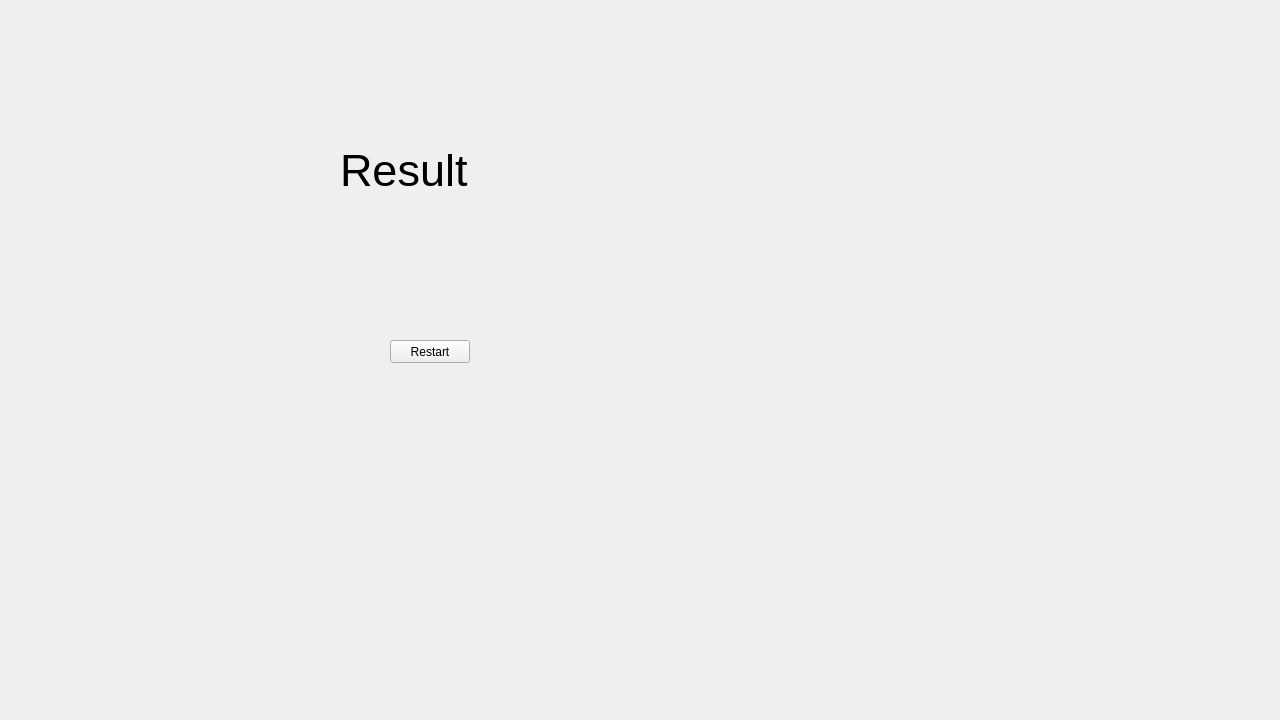
Qt form ffmpeg-ui/resultwindow.ui (heig-vd-ihm2017/ffmpeg-ui) before a commit.
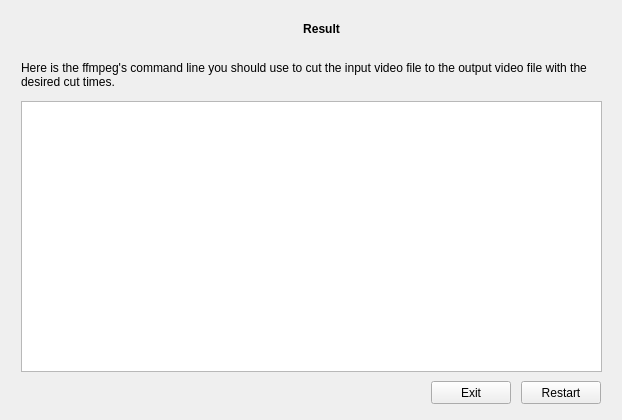
The same form after that commit.

Commit message: Created the summary & result windows

```diff
--- a/ffmpeg-ui/resultwindow.ui
+++ b/ffmpeg-ui/resultwindow.ui
@@ -6,44 +6,115 @@
    <rect>
     <x>0</x>
     <y>0</y>
-    <width>1280</width>
-    <height>720</height>
+    <width>622</width>
+    <height>420</height>
    </rect>
   </property>
   <property name="windowTitle">
    <string>Form</string>
   </property>
-  <widget class="QLabel" name="label">
+  <layout class="QGridLayout" name="gridLayout">
+   <item row="0" column="1">
+    <layout class="QGridLayout" name="layout">
+     <item row="0" column="0">
+      <widget class="QFrame" name="frame">
+       <property name="frameShape">
+        <enum>QFrame::NoFrame</enum>
+       </property>
+       <property name="frameShadow">
+        <enum>QFrame::Raised</enum>
+       </property>
+       <widget class="QPushButton" name="exit">
+        <property name="enabled">
+         <bool>true</bool>
+        </property>
    <property name="geometry">
     <rect>
-     <x>340</x>
-     <y>130</y>
-     <width>201</width>
-     <height>81</height>
+          <x>420</x>
+          <y>370</y>
+          <width>80</width>
+          <height>23</height>
+         </rect>
+        </property>
+        <property name="sizePolicy">
+         <sizepolicy hsizetype="Fixed" vsizetype="Fixed">
+          <horstretch>0</horstretch>
+          <verstretch>0</verstretch>
+         </sizepolicy>
+        </property>
+        <property name="text">
+         <string>Exit</string>
+        </property>
+       </widget>
+       <widget class="QPushButton" name="restart">
+        <property name="geometry">
+         <rect>
+          <x>510</x>
+          <y>370</y>
+          <width>80</width>
+          <height>23</height>
+         </rect>
+        </property>
+        <property name="text">
+         <string>Restart</string>
+        </property>
+       </widget>
+       <widget class="QLabel" name="title">
+        <property name="geometry">
+         <rect>
+          <x>10</x>
+          <y>10</y>
+          <width>601</width>
+          <height>16</height>
     </rect>
    </property>
    <property name="font">
     <font>
-     <pointsize>34</pointsize>
+          <weight>75</weight>
+          <bold>true</bold>
     </font>
    </property>
    <property name="text">
     <string>Result</string>
    </property>
-  </widget>
-  <widget class="QPushButton" name="restart">
+        <property name="alignment">
+         <set>Qt::AlignCenter</set>
+        </property>
+       </widget>
+       <widget class="QLabel" name="description">
    <property name="geometry">
     <rect>
-     <x>390</x>
-     <y>340</y>
-     <width>80</width>
-     <height>23</height>
+          <x>10</x>
+          <y>50</y>
+          <width>581</width>
+          <height>31</height>
     </rect>
    </property>
    <property name="text">
-    <string>Restart</string>
-   </property>
-  </widget>
+         <string>&lt;html&gt;&lt;head/&gt;&lt;body&gt;&lt;p&gt;Here is the ffmpeg's command line you should use to cut the input video file to the output video file with the desired cut times.&lt;/p&gt;&lt;/body&gt;&lt;/html&gt;</string>
+        </property>
+        <property name="alignment">
+         <set>Qt::AlignLeading|Qt::AlignLeft|Qt::AlignTop</set>
+        </property>
+        <property name="wordWrap">
+         <bool>true</bool>
+        </property>
+       </widget>
+       <widget class="QTextEdit" name="command">
+        <property name="geometry">
+         <rect>
+          <x>10</x>
+          <y>90</y>
+          <width>581</width>
+          <height>271</height>
+         </rect>
+        </property>
+       </widget>
+      </widget>
+     </item>
+    </layout>
+   </item>
+  </layout>
  </widget>
  <resources/>
  <connections/>
```
Lines whose indentation alone changed are shown as unchanged. The commit also changes 6 other files.
